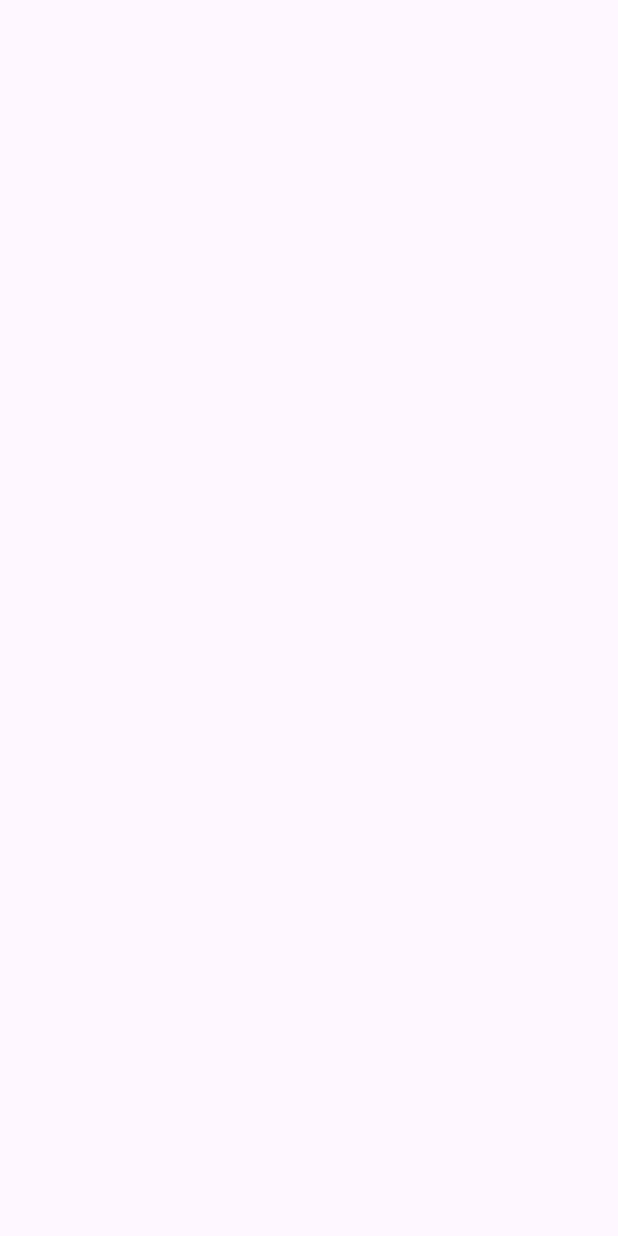
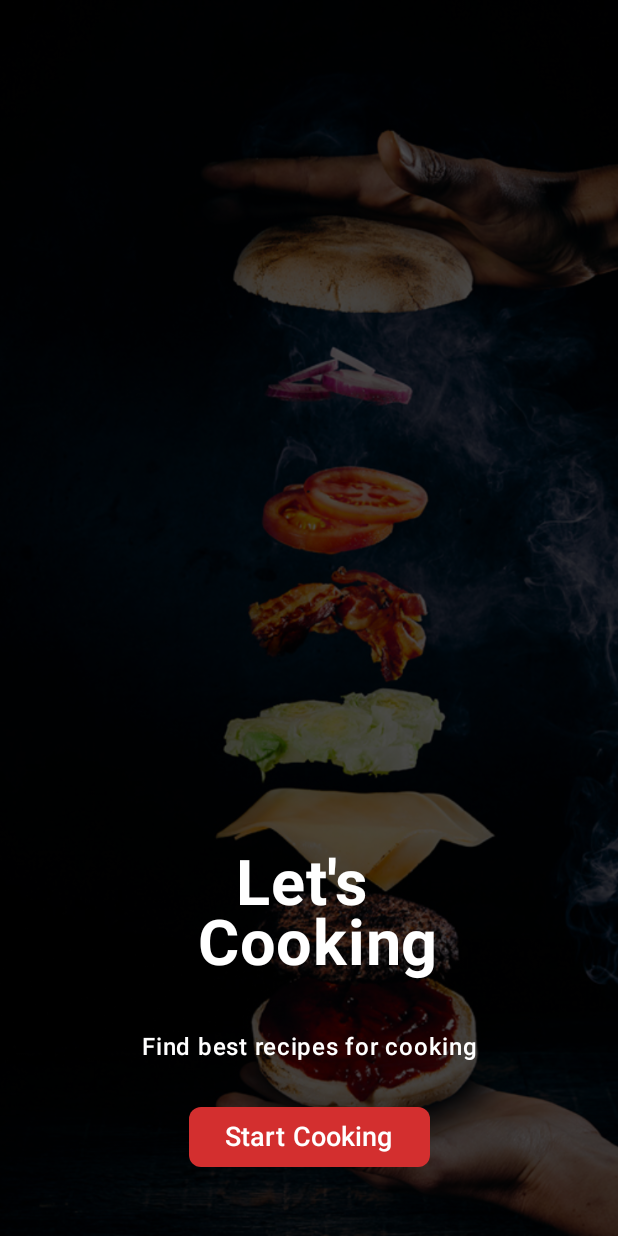
Before and after one commit to m-sabin/EasyRecipes, an Android app built with Jetpack Compose: the screen it shows after launch (MainActivity), on a phone screen of 412 x 824 dp. Before the commit the screen is empty. Run offline under Robolectric (Android 15) with nearby library versions, the phone set to English and light mode, and no system bars.

Commit message:
criação do onboardingScreen com botão para comecar
criação do recipesummaryscreen, repository e viewmodel

consumo do servico informação para exibir aas informaões da receita

populado os dados na tela do recipesummary

add de um arrow back na tela do summary para voltar para tela anterior

```diff
--- a/app/src/main/java/com/devspace/myapplication/ApiService.kt
+++ b/app/src/main/java/com/devspace/myapplication/ApiService.kt
@@ -1,6 +1,7 @@
     package com.devspace.myapplication
 
     import retrofit2.http.GET
+    import retrofit2.http.Path
     import retrofit2.http.Query
 
     interface ApiService {
@@ -10,4 +11,7 @@
             @Query("number") number: Int = 20
         ): RecipeResponse
 
+        @GET("recipes/{id}/information")
+        suspend fun getRecipeInformation(@Path("id") id : String) : RecipeDto
+
     }
--- a/app/src/main/java/com/devspace/myapplication/MainActivity.kt
+++ b/app/src/main/java/com/devspace/myapplication/MainActivity.kt
@@ -6,10 +6,7 @@ import androidx.activity.compose.setContent
 import androidx.compose.foundation.layout.fillMaxSize
 import androidx.compose.material3.MaterialTheme
 import androidx.compose.material3.Surface
-import androidx.compose.material3.Text
-import androidx.compose.runtime.Composable
 import androidx.compose.ui.Modifier
-import androidx.compose.ui.tooling.preview.Preview
 import com.devspace.myapplication.ui.theme.EasyRecipesTheme
 
 class MainActivity : ComponentActivity() {
@@ -22,7 +19,7 @@ class MainActivity : ComponentActivity() {
                     modifier = Modifier.fillMaxSize(),
                     color = MaterialTheme.colorScheme.background
                 ) {
-                  RecipeListScreen()
+                 RecipeApp()
                 }
             }
         }
--- /dev/null
+++ b/app/src/main/java/com/devspace/myapplication/OnboardingScreen.kt
@@ -0,0 +1,116 @@
+package com.devspace.myapplication
+
+import androidx.compose.foundation.Image
+import androidx.compose.foundation.layout.Arrangement
+import androidx.compose.foundation.layout.Box
+import androidx.compose.foundation.layout.Column
+import androidx.compose.foundation.layout.fillMaxSize
+import androidx.compose.foundation.layout.fillMaxWidth
+import androidx.compose.foundation.layout.padding
+import androidx.compose.foundation.shape.RoundedCornerShape
+import androidx.compose.material3.Button
+import androidx.compose.material3.ButtonDefaults
+import androidx.compose.material3.MaterialTheme
+import androidx.compose.material3.Surface
+import androidx.compose.material3.Text
+import androidx.compose.runtime.Composable
+import androidx.compose.ui.Alignment
+import androidx.compose.ui.Modifier
+import androidx.compose.ui.graphics.Color
+import androidx.compose.ui.layout.ContentScale
+import androidx.compose.ui.res.painterResource
+import androidx.compose.ui.text.font.FontWeight
+import androidx.compose.ui.text.style.TextAlign
+import androidx.compose.ui.tooling.preview.Preview
+import androidx.compose.ui.unit.dp
+import androidx.compose.ui.unit.sp
+import androidx.navigation.NavHostController
+import com.devspace.myapplication.ui.theme.EasyRecipesTheme
+
+@Composable
+fun OnboardingScreen(navController: NavHostController) {
+    OnboardingContent(
+        onClick = {
+            navController.navigate("RecipeListScreen")
+        }
+    )
+}
+
+@Composable
+fun OnboardingContent(
+    onClick: () -> Unit
+) {
+    Box(
+        modifier = Modifier
+            .fillMaxWidth()
+    ) {
+        Image(
+            modifier = Modifier.matchParentSize(),
+            contentScale = ContentScale.Crop,
+            contentDescription = "onboarding image with a burger in background",
+            painter = painterResource(id = R.drawable.onboarding)
+        )
+        Surface(
+            modifier = Modifier.fillMaxSize(),
+            color = Color.Black.copy(alpha = 0.7f)
+        ) {
+            Column(
+                modifier = Modifier
+                    .padding(10.dp)
+                    .fillMaxWidth(),
+                horizontalAlignment = Alignment.CenterHorizontally,
+                verticalArrangement = Arrangement.Bottom
+            ) {
+                Text(
+                    modifier = Modifier
+                        .padding(16.dp)
+                        .fillMaxWidth(),
+                    textAlign = TextAlign.Center,
+                    fontWeight = FontWeight.Bold,
+                    lineHeight = 40.sp,
+                    fontSize = 42.sp,
+                    color = Color.White,
+                    text = "Let's \n Cooking"
+                )
+
+                Text(
+                    modifier = Modifier
+                        .padding(16.dp)
+                        .fillMaxWidth(),
+                    textAlign = TextAlign.Center,
+                    fontWeight = FontWeight.SemiBold,
+                    color = Color.White,
+                    text = "Find best recipes for cooking",
+                )
+
+                Button(
+                    modifier = Modifier
+                        .padding(top = 8.dp, bottom = 32.dp),
+                    shape = RoundedCornerShape(8.dp),
+                    onClick = onClick,
+                    colors = ButtonDefaults.buttonColors(
+                        containerColor = MaterialTheme.colorScheme.primary,
+                        contentColor = MaterialTheme.colorScheme.onPrimary
+                    )
+                ) {
+                    Text(
+                        text = "Start Cooking",
+                        fontWeight = FontWeight.SemiBold,
+                        fontSize = 18.sp
+                    )
+                }
+            }
+        }
+    }
+
+}
+
+@Preview(showBackground = true)
+@Composable
+private fun OnboardingPreview() {
+    EasyRecipesTheme {
+        OnboardingContent(onClick = {
+
+        })
+    }
+}
--- /dev/null
+++ b/app/src/main/java/com/devspace/myapplication/RecipeApp.kt
@@ -0,0 +1,33 @@
+package com.devspace.myapplication
+
+import androidx.compose.runtime.Composable
+import androidx.navigation.NavType
+import androidx.navigation.compose.NavHost
+import androidx.navigation.compose.composable
+import androidx.navigation.compose.rememberNavController
+import androidx.navigation.navArgument
+
+@Composable
+fun RecipeApp() {
+    val navController = rememberNavController()
+    NavHost(navController = navController, startDestination = "onboarding_screen") {
+        composable(route = "onboarding_screen") {
+            OnboardingScreen(navController)
+        }
+
+        composable(route = "RecipeListScreen") {
+            RecipeListScreen(navController)
+        }
+
+        composable(
+            route = "RecipeSummary/{recipeId}",
+            arguments = listOf(navArgument("recipeId") {
+                type = NavType.StringType
+            })
+        ) { backstackEntry ->
+            val id = requireNotNull(backstackEntry.arguments?.getString("recipeId"))
+            RecipeSummaryScreen(id, navController )
+
+        }
+    }
+}
```
Also changed, not shown: app/src/main/java/com/devspace/myapplication/RecipeListScreen.kt (+91 -12 lines), app/src/main/java/com/devspace/myapplication/RecipeSummaryRepository.kt (added, +11 -0 lines), app/src/main/java/com/devspace/myapplication/RecipeSummaryScreen.kt (added, +88 -0 lines), app/src/main/java/com/devspace/myapplication/RecipeSummaryViewModel.kt (added, +33 -0 lines).
